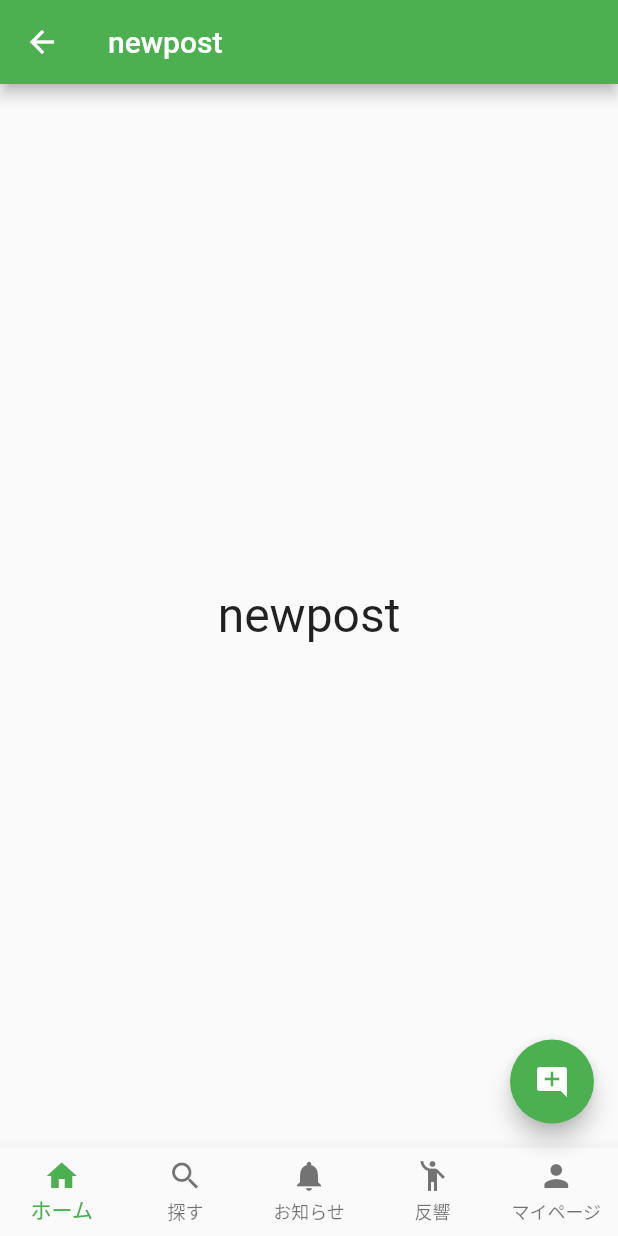
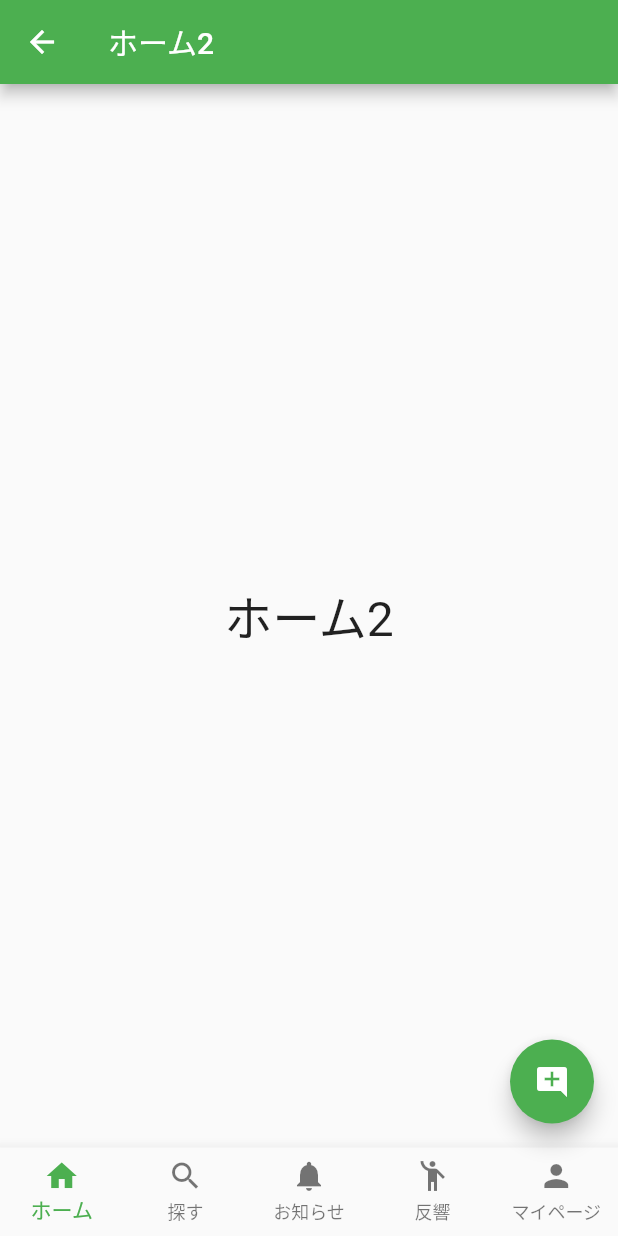
Before and after one commit to k-hirofumi/sns_app, a Flutter app: the screen it shows after launch, after a tap on "次へ", on a phone screen of 412 x 824 dp. Run offline on Flutter 3.47's test engine with Material 2 defaults, Android fonts, the phone set to English and light mode, and no system bars.

Commit message:
追加修正

```diff
--- a/lib/navigation/home.dart
+++ b/lib/navigation/home.dart
@@ -1,11 +1,12 @@
 import 'package:flutter/material.dart';
+import 'package:my_app/pages/home/homeSecond.dart';
 import '../pages/home/home.dart';
 import '../pages/post/post.dart';
 
 class HomeNav{
     static final homeRoutes = <String,WidgetBuilder>{
     "/" : (context) => HomeScreen(),
-    "/home/second" : (context) => NewPost(),
+    "/home/second" : (context) => HomeSecond(),
   };
   static GlobalKey<NavigatorState> navigatorKey = GlobalKey<NavigatorState>();
   static NavigatorState  _navigatorState = navigatorKey.currentState!;
--- a/lib/navigation/search.dart
+++ b/lib/navigation/search.dart
@@ -1,11 +1,12 @@
 import 'package:flutter/material.dart';
+import 'package:my_app/pages/search/searchSecond.dart';
 import '../pages/search/search.dart';
 import '../pages/post/post.dart';
 
 class SearchNav{
     static final searchRoutes = <String,WidgetBuilder>{
     "/" : (context) => SearchScreen(),
-    "/search/second" : (context) => NewPost(),
+    "/search/second" : (context) => SearchSecond(),
   };
   static GlobalKey<NavigatorState> navigatorKey = GlobalKey<NavigatorState>();
   static NavigatorState  _navigatorState = navigatorKey.currentState!;
--- /dev/null
+++ b/lib/pages/home/homeSecond.dart
@@ -0,0 +1,20 @@
+import 'package:flutter/material.dart';
+
+
+class HomeSecond extends StatelessWidget {
+  const HomeSecond({super.key});
+
+  @override
+  Widget build(BuildContext context) {
+    return Scaffold(
+      appBar: AppBar(
+        title: const Text('ホーム2'),
+      ),
+      body: SafeArea(
+        child: Center(
+          child: Text('ホーム2', style: TextStyle(fontSize: 32.0)),
+        ),
+      ),
+    );
+  }
+}
```
Also changed, not shown: lib/pages/search/searchSecond.dart (added, +20 -0 lines).
